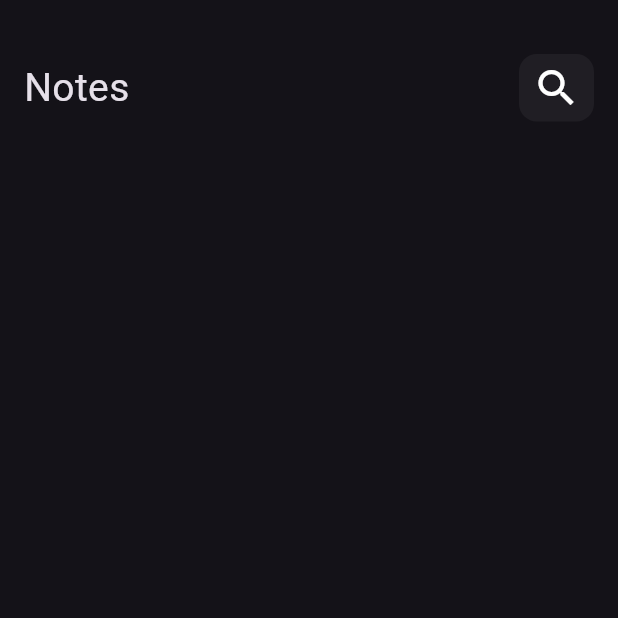
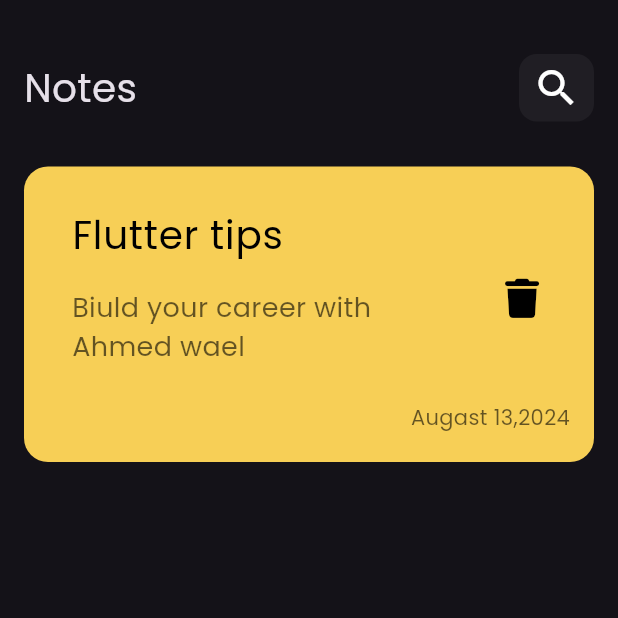
Before and after one commit to ahmedwael111/notes-app, a Flutter app: the screen it shows after launch, on a phone screen of 412 x 824 dp, the top half of it. Run offline on Flutter 3.47's test engine with Material 3 defaults, Android fonts, the phone set to English and light mode, and no system bars; our stand-ins replace font_awesome_flutter.

Commit message:
create note Item

```diff
--- a/lib/main.dart
+++ b/lib/main.dart
@@ -12,7 +12,8 @@ class NotesApp extends StatelessWidget {
   Widget build(BuildContext context) {
     return MaterialApp(
       debugShowCheckedModeBanner: false,
-      theme: ThemeData(brightness: Brightness.dark),
+      theme: ThemeData(brightness: Brightness.dark ,
+      fontFamily: 'Poppins'),
       home: const NotesView(),
     );
   }
--- /dev/null
+++ b/lib/widgets/note_Item.dart
@@ -0,0 +1,50 @@
+import 'package:flutter/material.dart';
+import 'package:font_awesome_flutter/font_awesome_flutter.dart';
+
+class NoteItem extends StatelessWidget {
+  const NoteItem({super.key});
+
+  @override
+  Widget build(BuildContext context) {
+    return Container(
+      padding: const EdgeInsets.only(top: 18, bottom: 20, left: 16),
+      decoration: BoxDecoration(
+          color: const Color.fromARGB(255, 247, 207, 86),
+          borderRadius: BorderRadius.circular(16)),
+      child: Column(
+        crossAxisAlignment: CrossAxisAlignment.end,
+        children: [
+          ListTile(
+
+            title: const Text(
+              'Flutter tips',
+              style: TextStyle(color: Colors.black, fontSize: 26),
+            ),
+            subtitle: Padding(
+              padding: const EdgeInsets.symmetric(vertical: 16),
+              child: Text(
+                'Biuld your career with Ahmed wael',
+                style: TextStyle(
+                  color: Colors.black.withOpacity(0.6),
+                  fontSize: 18,
+                ),
+              ),
+            ),
+            trailing: IconButton(
+                onPressed: () {},
+                icon: const Icon(
+                  FontAwesomeIcons.trash,
+                  color: Colors.black,
+                  size: 26,
+                )),
+          ),
+          Padding(
+            padding: const EdgeInsets.only(right: 16),
+            child: Text('Augast 13,2024',
+                style: TextStyle(color: Colors.black.withOpacity(0.6))),
+          )
+        ],
+      ),
+    );
+  }
+}
--- a/lib/widgets/notes_view_body.dart
+++ b/lib/widgets/notes_view_body.dart
@@ -1,5 +1,7 @@
 import 'package:flutter/material.dart';
+import 'package:font_awesome_flutter/font_awesome_flutter.dart';
 import 'package:notes_app/widgets/costom_App_bar.dart';
+import 'package:notes_app/widgets/note_Item.dart';
 
 class NotesViewBody extends StatelessWidget {
   const NotesViewBody({
@@ -15,7 +17,11 @@ class NotesViewBody extends StatelessWidget {
           SizedBox(
             height: 36,
           ),
-          CostomAppBar()
+          CostomAppBar(),
+          SizedBox(
+            height: 30,
+          ),
+          NoteItem()
         ],
       ),
     );
```
Also changed, not shown: pubspec.yaml (+7 -12 lines), assets/fonts/Poppins-Regular.ttf (added), pubspec.lock.
